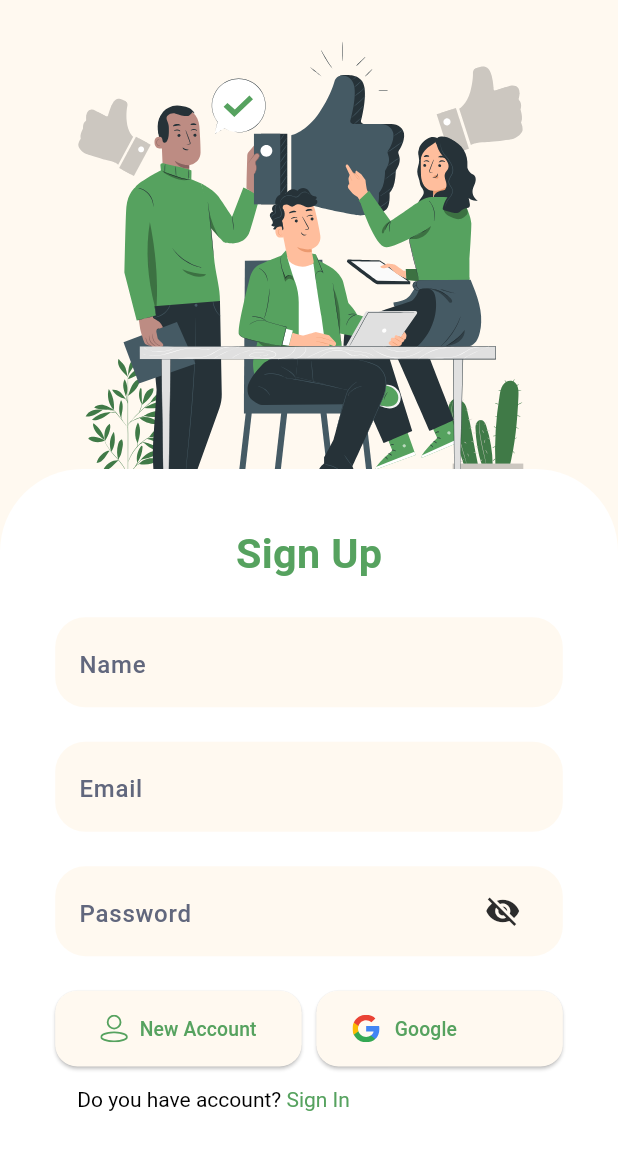
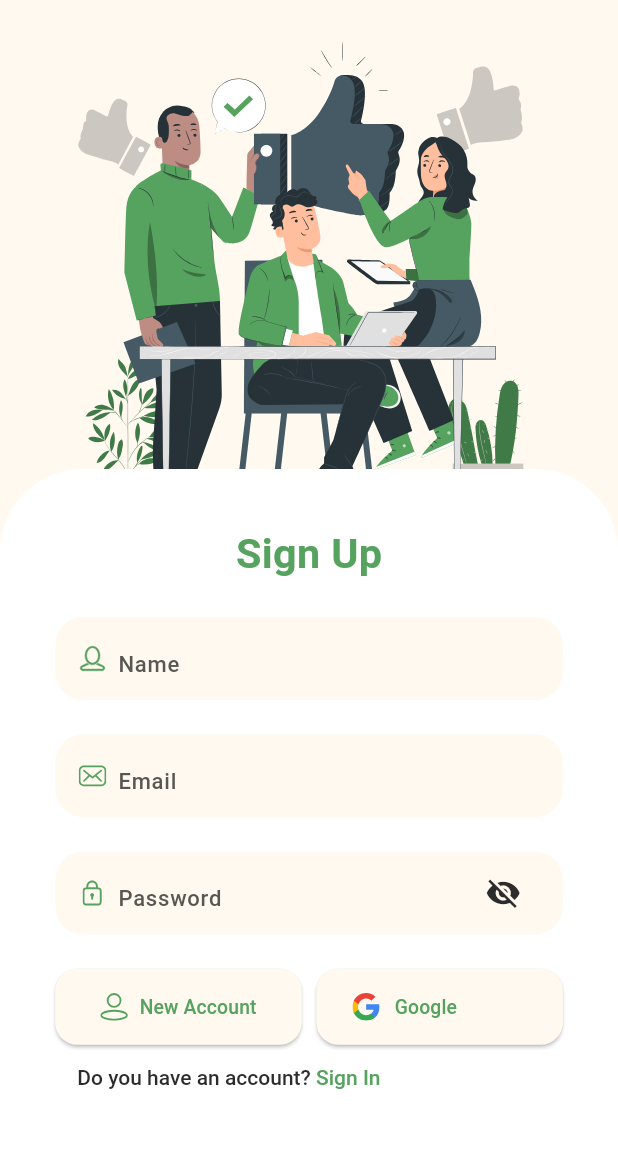
Before and after one commit to KhaledAbouElnaga/Shap_Shap, a Flutter app: the SignUpSc screen opened by its route, on a phone screen of 412 x 824 dp. Shown: the top 1150 px of the screen. Run offline on Flutter 3.47's test engine with Material 3 defaults, Android fonts, the phone set to English and light mode, and no system bars; our stand-ins replace firebase_core, flutter_screenutil, flutter_svg, get, rive; accounts and stored records are empty.

Commit message:
adding icons befor inputField

```diff
--- a/lib/CoreModels/create_an_account_button/create_an_account_button.dart
+++ b/lib/CoreModels/create_an_account_button/create_an_account_button.dart
@@ -2,6 +2,7 @@ import 'package:flutter/material.dart';
 import 'package:flutter_screenutil/flutter_screenutil.dart';
 import 'package:flutter_svg/svg.dart';
 import 'package:shap_shap/factory/color_factory.dart';
+import 'package:shap_shap/factory/images_factory.dart';
 
 class CreateAccountButton extends StatelessWidget {
   const CreateAccountButton({super.key});
@@ -25,14 +26,14 @@ class CreateAccountButton extends StatelessWidget {
             SizedBox(
               height: 20.r,
               width: 20.r,
-              child: SvgPicture.asset("assets/images/account.svg"),
+              child: SvgPicture.asset(ImagesFactory.account),
             ),
             SizedBox(width: 8.w),
             Flexible(
               child: Text(
                 'New Account',
                 style: TextStyle(
-                  color: ColorFactory.secondaryColor,
+                  color: ColorFactory.textPrimary,
                   fontSize: 14.sp,
                 ),
               ),
--- a/lib/CoreModels/input_field_widget/input_field_widget.dart
+++ b/lib/CoreModels/input_field_widget/input_field_widget.dart
@@ -1,9 +1,12 @@
 import 'package:flutter/material.dart';
+import 'package:flutter_svg/svg.dart';
 import 'package:shap_shap/factory/color_factory.dart';
+import 'package:flutter_screenutil/flutter_screenutil.dart';
 
 class InputFieldWidget extends StatefulWidget {
   final Color backgroundColor;
   final String hintText;
+  final String? image;
   final TextEditingController controller;
   final bool isPass;
   const InputFieldWidget({
@@ -12,6 +15,7 @@ class InputFieldWidget extends StatefulWidget {
     required this.controller,
     this.isPass = false,
     required this.backgroundColor,
+    this.image,
   });
 
   @override
@@ -19,48 +23,55 @@ class InputFieldWidget extends StatefulWidget {
 }
 
 class _InputFieldWidgetState extends State<InputFieldWidget> {
-  bool _Obsecure = true;
+  bool _obsecure = true;
   @override
   Widget build(BuildContext context) {
     return Container(
-      padding: const EdgeInsets.symmetric(horizontal: 16, vertical: 8),
+      padding: EdgeInsets.symmetric(horizontal: 16.0.w, vertical: 8.h),
       width: double.infinity,
-      height: 60,
+      height: 60.h,
       decoration: BoxDecoration(
         color: widget.backgroundColor,
-        borderRadius: BorderRadius.circular(20),
+        borderRadius: BorderRadius.circular(20.r),
       ),
       child: Row(
         crossAxisAlignment: CrossAxisAlignment.center,
         children: [
+          SizedBox(
+            height: 20.r,
+            width: 20.r,
+            child: widget.image != null
+                ? SvgPicture.asset(widget.image!)
+                : const SizedBox.shrink(),
+          ),
+          SizedBox(width: 8.w),
           Expanded(
             child: TextField(
-              style: const TextStyle(
+              style: TextStyle(
                 color: ColorFactory.black,
-                fontSize: 16,
+                fontSize: 16.sp,
                 fontWeight: FontWeight.w500,
               ),
               decoration: InputDecoration(
                 border: InputBorder.none,
                 hintText: widget.hintText,
-                hintStyle: TextStyle(color: ColorFactory.textSecondary),
+                hintStyle: TextStyle(color: Color(0xff595754)),
               ),
               controller: widget.controller,
               //just for debugging
               onChanged: (value) => debugPrint('Input value: $value'),
-              obscureText: widget.isPass ? _Obsecure : !_Obsecure,
+              obscureText: widget.isPass ? _obsecure : !_obsecure,
             ),
           ),
-          // const SizedBox(width: 10),
           if (widget.isPass)
             IconButton(
               onPressed: () {
                 setState(() {
-                  _Obsecure = !_Obsecure;
+                  _obsecure = !_obsecure;
                 });
               },
               icon: Icon(
-                _Obsecure ? Icons.visibility_off : Icons.visibility,
+                _obsecure ? Icons.visibility_off : Icons.visibility,
                 color: ColorFactory.black,
               ),
             ),
--- a/lib/CoreModels/sign_up_google_button/sign_up_google.dart
+++ b/lib/CoreModels/sign_up_google_button/sign_up_google.dart
@@ -31,7 +31,7 @@ class SignUpGoogleButton extends StatelessWidget {
             Text(
               'Google',
               style: TextStyle(
-                color: ColorFactory.secondaryColor,
+                color: ColorFactory.textPrimary,
                 fontSize: 14.sp,
               ),
             ),
--- a/lib/Screens/1.splash_sc/splash_sc.dart
+++ b/lib/Screens/1.splash_sc/splash_sc.dart
@@ -25,7 +25,7 @@ class SplashScreen extends StatelessWidget {
                   style: TextStyle(
                     fontSize: 30.sp,
                     fontWeight: FontWeight.bold,
-                    color: ColorFactory.secondaryColor,
+                    color: ColorFactory.textPrimary,
                     fontStyle: FontStyle.italic,
                   ),
                   textAlign: TextAlign.center,
--- a/lib/Screens/3.sign_up_sc/sign_up_sc.dart
+++ b/lib/Screens/3.sign_up_sc/sign_up_sc.dart
@@ -49,7 +49,7 @@ class SignUpSc extends StatelessWidget {
                         style: TextStyle(
                           fontSize: 30.sp,
                           fontWeight: FontWeight.bold,
-                          color: ColorFactory.secondaryColor,
+                          color: ColorFactory.textPrimary,
                         ),
                       ),
                     ),
@@ -58,12 +58,14 @@ class SignUpSc extends StatelessWidget {
                       hintText: 'Name',
                       controller: TextEditingController(),
                       backgroundColor: ColorFactory.background,
+                      image: ImagesFactory.person,
                     ),
                     SizedBox(height: 25.h),
                     InputFieldWidget(
                       hintText: 'Email',
                       controller: TextEditingController(),
                       backgroundColor: ColorFactory.background,
+                      image: ImagesFactory.email,
                     ),
                     SizedBox(height: 25.h),
                     InputFieldWidget(
@@ -71,6 +73,7 @@ class SignUpSc extends StatelessWidget {
                       controller: TextEditingController(),
                       isPass: true,
                       backgroundColor: ColorFactory.background,
+                      image: ImagesFactory.lock,
                     ),
                     SizedBox(height: 25.h),
                     Row(
@@ -85,14 +88,15 @@ class SignUpSc extends StatelessWidget {
                       padding: EdgeInsets.only(left: 16.0.r),
                       child: RichText(
                         text: TextSpan(
-                          text: 'Do you have account? ',
-                          style: TextStyle(color: Colors.black),
+                          text: 'Do you have an account? ',
+                          style: TextStyle(
+                            color: ColorFactory.black,
+                            fontWeight: FontWeight.w500,
+                          ),
                           children: [
                             TextSpan(
                               text: 'Sign In',
-                              style: TextStyle(
-                                color: ColorFactory.secondaryColor,
-                              ),
+                              style: TextStyle(color: ColorFactory.textPrimary),
                               recognizer: TapGestureRecognizer()
                                 ..onTap = () {
                                   Get.toNamed(("/signIn"));
--- a/lib/factory/color_factory.dart
+++ b/lib/factory/color_factory.dart
@@ -1,10 +1,14 @@
 import 'package:flutter/material.dart';
 
 class ColorFactory {
+  //Main Colors
   static const Color background = Color(0xFFFFF9F0);
   static const Color white = Color.fromARGB(255, 255, 255, 255);
-  static const Color secondaryColor = Color(0xFF56A25F);
+  static const Color light = Color(0xFFfffdfa);
   static const Color black = Color(0xFF2C2C2C);
-  static const Color light = Color(0xFFfffdfa);
-  static const Color textSecondary = Color(0xFF61677D);
+
+  //Text Colors
+
+  static const Color textSecondary = Color(0xFF595754);
+  static const Color textPrimary = Color(0xFF56A25F);
 }
--- a/lib/factory/images_factory.dart
+++ b/lib/factory/images_factory.dart
@@ -5,4 +5,8 @@ class ImagesFactory {
   static const String signUpTwo = 'assets/images/sign_up_two.png';
   static const String group = 'assets/images/group.svg';
   static const String google = 'assets/images/google.svg';
+  static const String account = 'assets/images/account.svg';
+  static const String person = 'assets/images/person.svg';
+  static const String email = 'assets/images/email.svg';
+  static const String lock = 'assets/images/password.svg';
 }
--- a/pubspec.yaml
+++ b/pubspec.yaml
@@ -45,6 +45,7 @@ flutter:
     - assets/images/sign_up.svg
     - assets/images/google.svg
     - assets/images/account.svg
+    - assets/images/password.svg
     - assets/animations/
     - assets/fonts/
 
```
Also changed, not shown: assets/images/email.svg (added), assets/images/password.svg (added), assets/images/person.svg (added).
